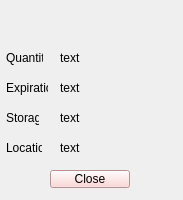
Old version of the form home_ims/src/view/ui/popup/info_item.ui in the repository isaac-ucalgary/CPSC471_Fall2024_GroupProject.
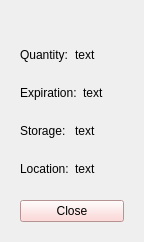
New version of the form.

What changed in the file:
```diff
--- a/home_ims/src/view/ui/popup/info_item.ui
+++ b/home_ims/src/view/ui/popup/info_item.ui
@@ -6,22 +6,16 @@
    <rect>
     <x>0</x>
     <y>0</y>
-    <width>183</width>
-    <height>200</height>
+    <width>144</width>
+    <height>193</height>
    </rect>
   </property>
   <property name="windowTitle">
    <string>Item Details</string>
   </property>
-  <widget class="QLabel" name="label_title">
-   <property name="geometry">
-    <rect>
-     <x>60</x>
-     <y>6</y>
-     <width>50</width>
-     <height>19</height>
-    </rect>
-   </property>
+  <layout class="QVBoxLayout" name="verticalLayout">
+   <item>
+    <widget class="QLabel" name="itemLabel">
    <property name="font">
     <font>
      <pointsize>14</pointsize>
@@ -35,67 +29,92 @@
     <set>Qt::AlignCenter</set>
    </property>
   </widget>
+   </item>
+   <item>
+    <widget class="QWidget" name="widget_5" native="true">
+     <layout class="QHBoxLayout" name="horizontalLayout_6">
+      <item>
   <widget class="QLabel" name="label_quantity">
-   <property name="geometry">
-    <rect>
-     <x>6</x>
-     <y>50</y>
-     <width>37</width>
-     <height>16</height>
-    </rect>
-   </property>
    <property name="text">
     <string>Quantity:</string>
    </property>
   </widget>
+      </item>
+      <item>
+       <widget class="QLabel" name="quantityLabel">
+        <property name="text">
+         <string>text</string>
+        </property>
+       </widget>
+      </item>
+     </layout>
+    </widget>
+   </item>
+   <item>
+    <widget class="QWidget" name="widget_4" native="true">
+     <layout class="QHBoxLayout" name="horizontalLayout_5">
+      <item>
   <widget class="QLabel" name="label_expiration">
-   <property name="geometry">
-    <rect>
-     <x>6</x>
-     <y>80</y>
-     <width>42</width>
-     <height>16</height>
-    </rect>
-   </property>
    <property name="text">
     <string>Expiration:</string>
    </property>
   </widget>
+      </item>
+      <item>
+       <widget class="QLabel" name="expirationLabel">
+        <property name="text">
+         <string>text</string>
+        </property>
+       </widget>
+      </item>
+     </layout>
+    </widget>
+   </item>
+   <item>
+    <widget class="QWidget" name="widget_3" native="true">
+     <layout class="QHBoxLayout" name="horizontalLayout_4">
+      <item>
   <widget class="QLabel" name="label_storage">
-   <property name="geometry">
-    <rect>
-     <x>6</x>
-     <y>110</y>
-     <width>33</width>
-     <height>16</height>
-    </rect>
-   </property>
    <property name="text">
     <string>Storage:</string>
    </property>
   </widget>
+      </item>
+      <item>
+       <widget class="QLabel" name="storageLabel">
+        <property name="text">
+         <string>text</string>
+        </property>
+       </widget>
+      </item>
+     </layout>
+    </widget>
+   </item>
+   <item>
+    <widget class="QWidget" name="widget_2" native="true">
+     <layout class="QHBoxLayout" name="horizontalLayout_2">
+      <item>
   <widget class="QLabel" name="label_location">
-   <property name="geometry">
-    <rect>
-     <x>6</x>
-     <y>140</y>
-     <width>36</width>
-     <height>16</height>
-    </rect>
-   </property>
    <property name="text">
     <string>Location:</string>
    </property>
   </widget>
+      </item>
+      <item>
+       <widget class="QLabel" name="locationLabel">
+        <property name="text">
+         <string>text</string>
+        </property>
+       </widget>
+      </item>
+     </layout>
+    </widget>
+   </item>
+   <item>
+    <widget class="QWidget" name="widget" native="true">
+     <layout class="QHBoxLayout" name="horizontalLayout">
+      <item>
   <widget class="QPushButton" name="closeBtn">
-   <property name="geometry">
-    <rect>
-     <x>50</x>
-     <y>170</y>
-     <width>80</width>
-     <height>18</height>
-    </rect>
-   </property>
    <property name="sizePolicy">
     <sizepolicy hsizetype="Minimum" vsizetype="Fixed">
      <horstretch>0</horstretch>
@@ -109,58 +128,11 @@
     <string>Close</string>
    </property>
   </widget>
-  <widget class="QLabel" name="infoQuantity">
-   <property name="geometry">
-    <rect>
-     <x>60</x>
-     <y>50</y>
-     <width>36</width>
-     <height>16</height>
-    </rect>
-   </property>
-   <property name="text">
-    <string>text</string>
-   </property>
-  </widget>
-  <widget class="QLabel" name="infoExpiration">
-   <property name="geometry">
-    <rect>
-     <x>60</x>
-     <y>80</y>
-     <width>36</width>
-     <height>16</height>
-    </rect>
-   </property>
-   <property name="text">
-    <string>text</string>
-   </property>
-  </widget>
-  <widget class="QLabel" name="infoStorage">
-   <property name="geometry">
-    <rect>
-     <x>60</x>
-     <y>110</y>
-     <width>36</width>
-     <height>16</height>
-    </rect>
-   </property>
-   <property name="text">
-    <string>text</string>
-   </property>
-  </widget>
-  <widget class="QLabel" name="infoLocation">
-   <property name="geometry">
-    <rect>
-     <x>60</x>
-     <y>140</y>
-     <width>36</width>
-     <height>16</height>
-    </rect>
-   </property>
-   <property name="text">
-    <string>text</string>
-   </property>
-  </widget>
+      </item>
+     </layout>
+    </widget>
+   </item>
+  </layout>
  </widget>
  <resources/>
  <connections/>
```
Left out of the diff: 2 changed lines with no effect on the pictures. Lines whose indentation alone changed are shown as unchanged.
